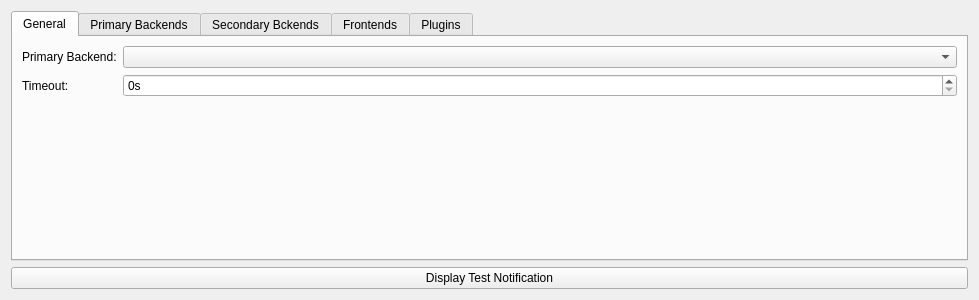
Above: src/libsnore/settingsdialog.ui from baohaojun/system-config before the change. Below: the same form after it.
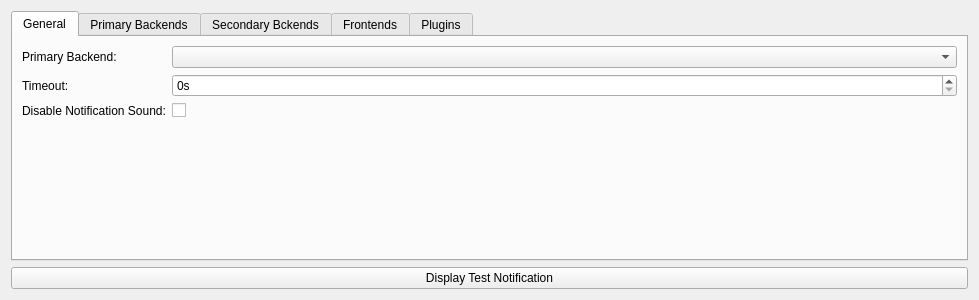
That is the form after the change. Icons and pictures are not drawn.

Commit message: add setting to disable notification sounds

```diff
--- a/src/libsnore/settingsdialog.ui
+++ b/src/libsnore/settingsdialog.ui
@@ -63,6 +63,16 @@
            </property>
           </widget>
          </item>
+         <item row="2" column="0">
+          <widget class="QLabel" name="disableNotificationSoundLabel">
+           <property name="text">
+            <string>Disable Notification Sound:</string>
+           </property>
+          </widget>
+         </item>
+         <item row="2" column="1">
+          <widget class="QCheckBox" name="disableNotificationSoundCheckBox"/>
+         </item>
         </layout>
        </item>
       </layout>
```
The commit also changes 3 other files.
